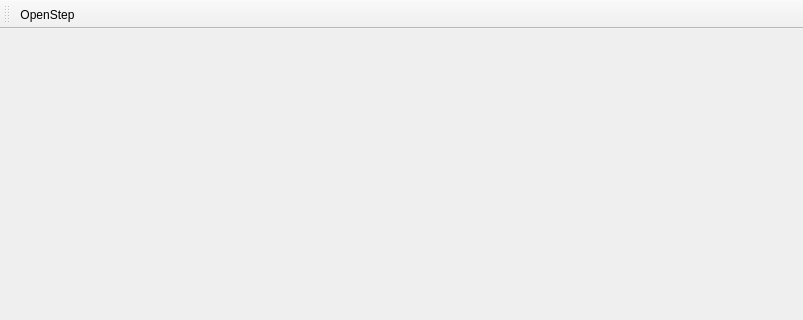
Qt form Qt_Project/Gepard_Kinematic/mainwindow.ui (DrBanana/gpd_kinematic) before a commit; both pictures show x 0 to 803 and y 0 to 320 of the 803 by 626 pixel window.
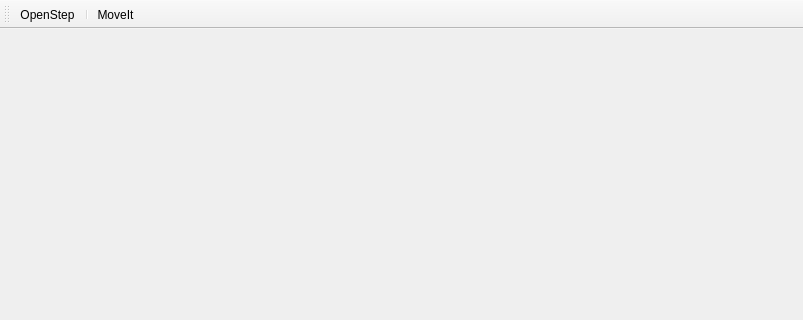
The same form after that commit.

```diff
--- a/Qt_Project/Gepard_Kinematic/mainwindow.ui
+++ b/Qt_Project/Gepard_Kinematic/mainwindow.ui
@@ -32,6 +32,8 @@
     <bool>false</bool>
    </attribute>
    <addaction name="actionOpenStep"/>
+   <addaction name="separator"/>
+   <addaction name="actionMoveIt"/>
   </widget>
   <widget class="QStatusBar" name="statusBar"/>
   <action name="actionOpenStep">
@@ -39,6 +41,14 @@
     <string>OpenStep</string>
    </property>
   </action>
+  <action name="actionMoveIt">
+   <property name="text">
+    <string>MoveIt</string>
+   </property>
+   <property name="toolTip">
+    <string>MoveIt</string>
+   </property>
+  </action>
  </widget>
  <layoutdefault spacing="6" margin="11"/>
  <resources/>
```
Left out of the diff: 2 changed lines with no effect on the pictures.
